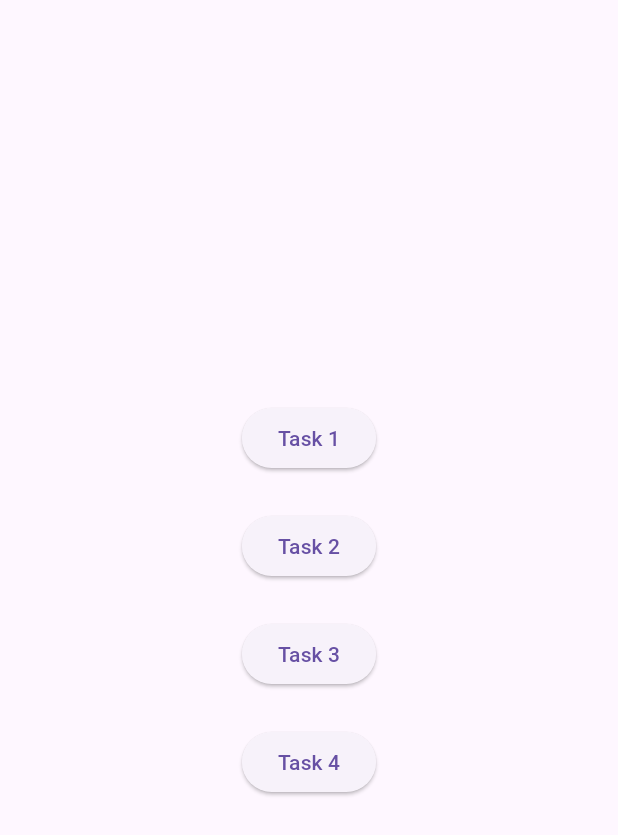
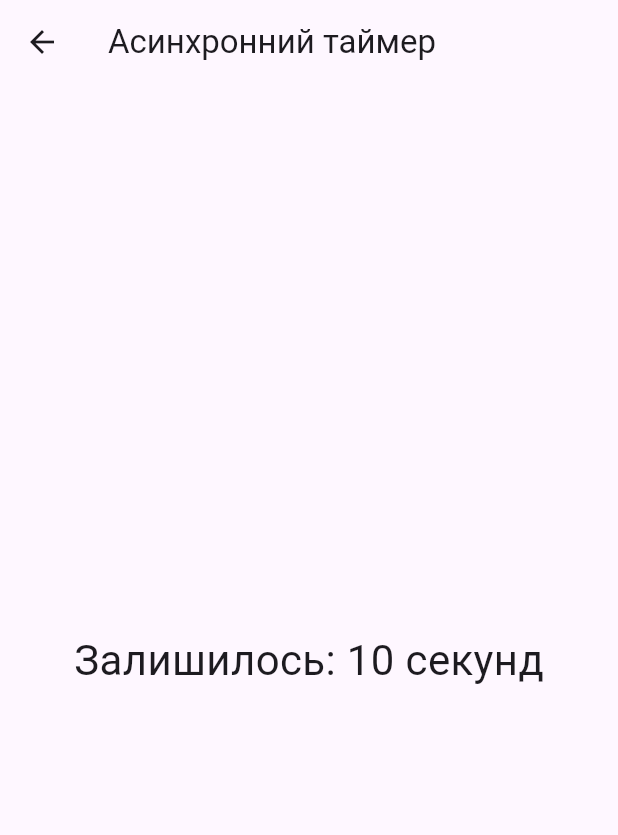
Before and after one commit to ponomarenko24/task13, a Flutter app: the screen it shows after launch, after a tap on "Task 2", on a phone screen of 412 x 824 dp. Shown: the top 835 px of the screen. Run offline on Flutter 3.47's test engine with Material 3 defaults, Android fonts, the light colour scheme and no system bars.

Commit message:
added timer screen

```diff
--- /dev/null
+++ b/lib/screens/async_timer_screen.dart
@@ -0,0 +1,63 @@
+import 'dart:async';
+import 'package:flutter/material.dart';
+
+class AsyncTimerScreen extends StatefulWidget {
+  const AsyncTimerScreen({super.key});
+
+  @override
+  AsyncTimerScreenState createState() => AsyncTimerScreenState();
+}
+
+class AsyncTimerScreenState extends State<AsyncTimerScreen> {
+  Stream<int> countdownTimer(int seconds) async* {
+    try {
+      for (int i = seconds; i >= 0; i--) {
+        await Future.delayed(Duration(seconds: 1));
+        yield i;
+      }
+    } catch (e) {
+      throw Exception("Помилка під час роботи таймера!");
+    }
+  }
+
+  @override
+  Widget build(BuildContext context) {
+    return Scaffold(
+      appBar: AppBar(
+        title: Text('Асинхронний таймер'),
+      ),
+      body: Padding(
+        padding: const EdgeInsets.all(16.0),
+        child: Center(
+          child: StreamBuilder<int>(
+            stream: countdownTimer(10),
+            builder: (context, snapshot) {
+              if (snapshot.hasError) {
+                return Text(
+                  'Помилка: ${snapshot.error}',
+                  style: TextStyle(color: Colors.red, fontSize: 20),
+                );
+              }
+              if (snapshot.connectionState == ConnectionState.waiting) {
+                return Text(
+                  'Запуск таймера...',
+                  style: TextStyle(fontSize: 24),
+                );
+              }
+              if (snapshot.connectionState == ConnectionState.done) {
+                return Text(
+                  'Таймер завершено!',
+                  style: TextStyle(fontSize: 24, color: Colors.green),
+                );
+              }
+              return Text(
+                'Залишилось: ${snapshot.data} секунд',
+                style: TextStyle(fontSize: 28),
+              );
+            },
+          ),
+        ),
+      ),
+    );
+  }
+}
--- a/lib/screens/main_screen.dart
+++ b/lib/screens/main_screen.dart
@@ -1,5 +1,6 @@
 import 'package:flutter/material.dart';
 import 'package:task_13/screens/async_chat_bot_screen.dart';
+import 'package:task_13/screens/async_timer_screen.dart';
 
 class MainScreen extends StatelessWidget {
   const MainScreen({super.key});
@@ -22,7 +23,12 @@ class MainScreen extends StatelessWidget {
               child: Text("Task 1"),
             ),
             SizedBox(height: sizedboxHight),
-            ElevatedButton(onPressed: () {}, child: Text("Task 2")),
+            ElevatedButton(onPressed: () {
+                Navigator.push(
+                  context,
+                  MaterialPageRoute(builder: (context) => AsyncTimerScreen()),
+                );
+              }, child: Text("Task 2")),
             SizedBox(height: sizedboxHight),
             ElevatedButton(onPressed: () {}, child: Text("Task 3")),
             SizedBox(height: sizedboxHight),
```
